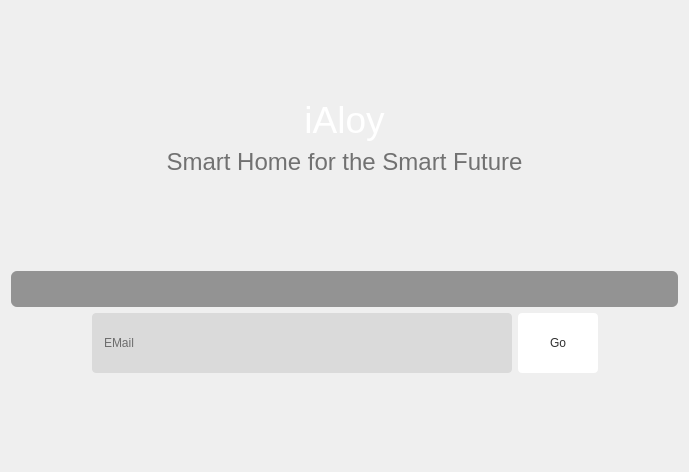
Old version of the form resource/ui/mainwindow.ui in the repository arghyabi/iAloy_old_desktop_app.
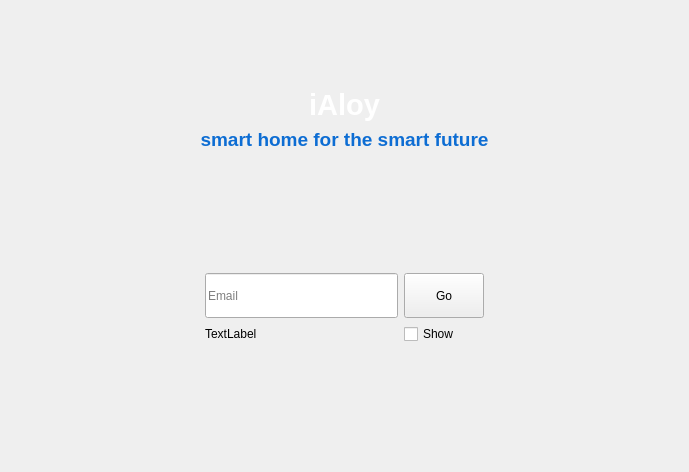
New version of the form.

Commit message: mainWindow UI update, token issue resolve

Diff of the .ui file:
```diff
--- a/resource/ui/mainwindow.ui
+++ b/resource/ui/mainwindow.ui
@@ -17,159 +17,158 @@
    <string notr="true"/>
   </property>
   <widget class="QWidget" name="centralWidget">
-   <layout class="QVBoxLayout" name="verticalLayout_3">
-    <item>
-     <layout class="QVBoxLayout" name="verticalLayout_2">
+   <layout class="QVBoxLayout" name="verticalLayout">
       <item>
        <spacer name="verticalSpacer_3">
         <property name="orientation">
          <enum>Qt::Vertical</enum>
         </property>
+      <property name="sizeHint" stdset="0">
+       <size>
+        <width>20</width>
+        <height>40</height>
+       </size>
+      </property>
+     </spacer>
+    </item>
+    <item>
+     <layout class="QGridLayout" name="gridLayout_2">
+      <item row="0" column="0">
+       <widget class="QLabel" name="iAloy_heading">
+        <property name="text">
+         <string>&lt;html&gt;&lt;head/&gt;&lt;body&gt;&lt;p&gt;&lt;span style=&quot; font-size:22pt; font-weight:600; color:#ffffff;&quot;&gt;iAloy&lt;/span&gt;&lt;/p&gt;&lt;/body&gt;&lt;/html&gt;</string>
+        </property>
+        <property name="alignment">
+         <set>Qt::AlignCenter</set>
+        </property>
+       </widget>
+      </item>
+      <item row="1" column="0">
+       <widget class="QLabel" name="iAloy_subheading">
+        <property name="text">
+         <string>&lt;html&gt;&lt;head/&gt;&lt;body&gt;&lt;p&gt;&lt;span style=&quot; font-size:14pt; font-weight:600; color:#0d6dd3;&quot;&gt;smart home for the smart future&lt;/span&gt;&lt;/p&gt;&lt;/body&gt;&lt;/html&gt;</string>
+        </property>
+        <property name="alignment">
+         <set>Qt::AlignCenter</set>
+        </property>
+       </widget>
+      </item>
+     </layout>
+    </item>
+    <item>
+     <spacer name="verticalSpacer_5">
+      <property name="orientation">
+       <enum>Qt::Vertical</enum>
+      </property>
+      <property name="sizeHint" stdset="0">
+       <size>
+        <width>20</width>
+        <height>40</height>
+       </size>
+      </property>
+     </spacer>
+    </item>
+    <item>
+     <layout class="QGridLayout" name="gridLayout">
+      <item row="1" column="3">
+       <spacer name="horizontalSpacer_2">
+        <property name="orientation">
+         <enum>Qt::Horizontal</enum>
+        </property>
         <property name="sizeType">
          <enum>QSizePolicy::MinimumExpanding</enum>
         </property>
         <property name="sizeHint" stdset="0">
          <size>
           <width>20</width>
-          <height>60</height>
-         </size>
-        </property>
-       </spacer>
-      </item>
-      <item>
-       <widget class="QLabel" name="label">
-        <property name="sizePolicy">
-         <sizepolicy hsizetype="Preferred" vsizetype="Fixed">
-          <horstretch>0</horstretch>
-          <verstretch>0</verstretch>
-         </sizepolicy>
-        </property>
-        <property name="text">
-         <string>&lt;html&gt;&lt;head/&gt;&lt;body&gt;&lt;p align=&quot;center&quot;&gt;&lt;span style=&quot; font-size:28pt; color:#ffffff;&quot;&gt;iAloy&lt;/span&gt;&lt;/p&gt;&lt;/body&gt;&lt;/html&gt;</string>
-        </property>
-        <property name="alignment">
-         <set>Qt::AlignHCenter|Qt::AlignTop</set>
-        </property>
-       </widget>
-      </item>
-      <item>
-       <widget class="QLabel" name="label_2">
-        <property name="sizePolicy">
-         <sizepolicy hsizetype="Preferred" vsizetype="Fixed">
-          <horstretch>0</horstretch>
-          <verstretch>0</verstretch>
-         </sizepolicy>
-        </property>
-        <property name="text">
-         <string>&lt;html&gt;&lt;head/&gt;&lt;body&gt;&lt;p align=&quot;center&quot;&gt;&lt;span style=&quot; font-size:18pt; color:#717171;&quot;&gt;Smart Home for the Smart Future&lt;/span&gt;&lt;/p&gt;&lt;/body&gt;&lt;/html&gt;</string>
-        </property>
-        <property name="alignment">
-         <set>Qt::AlignHCenter|Qt::AlignTop</set>
-        </property>
-       </widget>
-      </item>
-      <item>
-       <spacer name="verticalSpacer">
-        <property name="orientation">
-         <enum>Qt::Vertical</enum>
-        </property>
-        <property name="sizeHint" stdset="0">
-         <size>
-          <width>20</width>
-          <height>40</height>
-         </size>
-        </property>
-       </spacer>
-      </item>
-      <item>
-       <widget class="QLabel" name="SuEmailLabel">
-        <property name="styleSheet">
-         <string notr="true">background-color: rgba(84, 84, 84, 150);
-border-radius: 6px;
-padding: 4px;</string>
-        </property>
-        <property name="text">
-         <string>&lt;html&gt;&lt;head/&gt;&lt;body&gt;&lt;p&gt;&lt;br/&gt;&lt;/p&gt;&lt;/body&gt;&lt;/html&gt;</string>
-        </property>
-        <property name="alignment">
-         <set>Qt::AlignCenter</set>
-        </property>
-        <property name="wordWrap">
-         <bool>true</bool>
-        </property>
-       </widget>
-      </item>
-      <item>
-       <layout class="QHBoxLayout" name="horizontalLayout">
-        <item>
-         <spacer name="horizontalSpacer">
-          <property name="orientation">
-           <enum>Qt::Horizontal</enum>
-          </property>
-          <property name="sizeHint" stdset="0">
-           <size>
-            <width>40</width>
             <height>20</height>
            </size>
           </property>
          </spacer>
         </item>
-        <item>
+      <item row="3" column="1">
+       <spacer name="verticalSpacer_2">
+        <property name="orientation">
+         <enum>Qt::Vertical</enum>
+        </property>
+        <property name="sizeHint" stdset="0">
+         <size>
+          <width>20</width>
+          <height>40</height>
+         </size>
+        </property>
+       </spacer>
+      </item>
+      <item row="2" column="1">
+       <widget class="QLabel" name="status_label">
+        <property name="text">
+         <string>TextLabel</string>
+        </property>
+       </widget>
+      </item>
+      <item row="1" column="1">
          <widget class="QLineEdit" name="SetUpLineEdit">
           <property name="sizePolicy">
-           <sizepolicy hsizetype="Fixed" vsizetype="Fixed">
+         <sizepolicy hsizetype="Expanding" vsizetype="Fixed">
             <horstretch>0</horstretch>
             <verstretch>0</verstretch>
            </sizepolicy>
           </property>
-          <property name="styleSheet">
-           <string notr="true">width: 400px;
-height: 60px;
-background-color:rgb(218, 218, 218);
-border-color:rgb(86, 86, 86);
-border-radius: 4px;
-padding-left: 10px;
-padding-right: 10px;</string>
+        <property name="minimumSize">
+         <size>
+          <width>0</width>
+          <height>45</height>
+         </size>
           </property>
           <property name="placeholderText">
-           <string>EMail</string>
+         <string>Email</string>
           </property>
          </widget>
         </item>
-        <item>
-         <widget class="QPushButton" name="SuEmailSubmit">
-          <property name="sizePolicy">
-           <sizepolicy hsizetype="Fixed" vsizetype="Fixed">
-            <horstretch>0</horstretch>
-            <verstretch>0</verstretch>
-           </sizepolicy>
-          </property>
-          <property name="styleSheet">
-           <string notr="true">border: flat;
-height: 60px;
-width: auto;
-min-width: 80px;
-color: rgb(49, 49, 49);
-background-color: rgb(255, 255, 255);
-border-color: rgb(98, 98, 98);
-border: solid;
-border-top-left-radius: 0px;
-border-top-right-radius: 0px;
-border-radius: 4px;</string>
+      <item row="0" column="1">
+       <spacer name="verticalSpacer">
+        <property name="orientation">
+         <enum>Qt::Vertical</enum>
+        </property>
+        <property name="sizeHint" stdset="0">
+         <size>
+          <width>20</width>
+          <height>40</height>
+         </size>
+        </property>
+       </spacer>
+      </item>
+      <item row="2" column="2">
+       <widget class="QCheckBox" name="passsword_toggle">
+        <property name="text">
+         <string>Show</string>
+        </property>
+       </widget>
+      </item>
+      <item row="1" column="2">
+       <widget class="QPushButton" name="submit_button">
+        <property name="minimumSize">
+         <size>
+          <width>0</width>
+          <height>45</height>
+         </size>
           </property>
           <property name="text">
            <string>Go</string>
           </property>
          </widget>
         </item>
-        <item>
-         <spacer name="horizontalSpacer_2">
+      <item row="1" column="0">
+       <spacer name="horizontalSpacer">
           <property name="orientation">
            <enum>Qt::Horizontal</enum>
           </property>
+        <property name="sizeType">
+         <enum>QSizePolicy::MinimumExpanding</enum>
+        </property>
           <property name="sizeHint" stdset="0">
            <size>
-            <width>40</width>
+          <width>20</width>
             <height>20</height>
            </size>
           </property>
@@ -178,7 +177,7 @@
        </layout>
       </item>
       <item>
-       <spacer name="verticalSpacer_2">
+     <spacer name="verticalSpacer_4">
         <property name="orientation">
          <enum>Qt::Vertical</enum>
         </property>
@@ -189,8 +188,6 @@
          </size>
         </property>
        </spacer>
-      </item>
-     </layout>
     </item>
    </layout>
   </widget>
```
Lines whose indentation alone changed are shown as unchanged. The commit also changes 2 other files.
